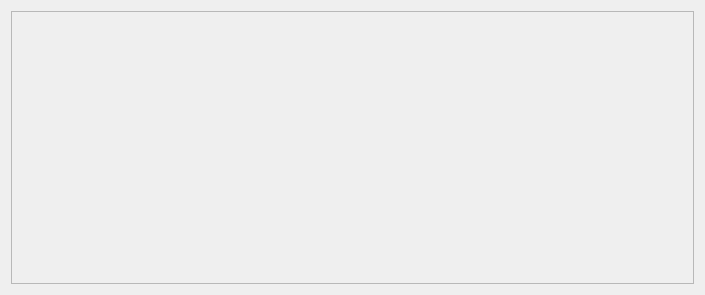
This is rqt_grasp_viewer/ui/RqtGraspViewer.ui in ubi-agni/grasp_visualization as Qt 5 draws it before an edit. The edited form follows.
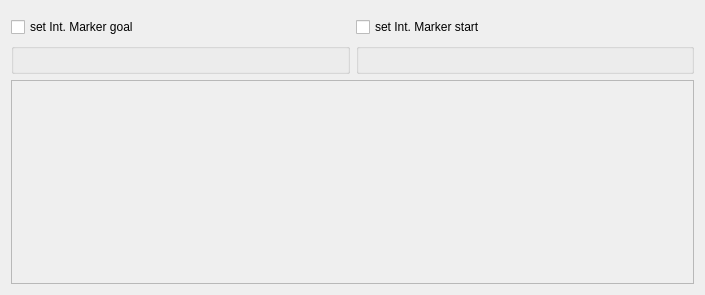
This is the edited form.

Commit message: Added support for interactive_marker update from rqt grasp viewer

Diff of the .ui file:
```diff
--- a/rqt_grasp_viewer/ui/RqtGraspViewer.ui
+++ b/rqt_grasp_viewer/ui/RqtGraspViewer.ui
@@ -30,6 +30,55 @@
      </property>
      <item>
       <layout class="QVBoxLayout" name="verticalLayout">
+       <item>
+        <layout class="QHBoxLayout" name="horizontalLayout_2">
+         <property name="topMargin">
+          <number>6</number>
+         </property>
+         <item>
+          <layout class="QVBoxLayout" name="verticalLayout_2">
+           <item>
+            <widget class="QCheckBox" name="int_mk_goal_chk">
+             <property name="text">
+              <string>set Int. Marker goal</string>
+             </property>
+            </widget>
+           </item>
+           <item>
+            <widget class="QGroupBox" name="groupBoxGoal">
+             <property name="minimumSize">
+              <size>
+               <width>0</width>
+               <height>0</height>
+              </size>
+             </property>
+             <property name="title">
+              <string/>
+             </property>
+            </widget>
+           </item>
+          </layout>
+         </item>
+         <item>
+          <layout class="QVBoxLayout" name="verticalLayout_3">
+           <item>
+            <widget class="QCheckBox" name="int_mk_start_chk">
+             <property name="text">
+              <string>set Int. Marker start</string>
+             </property>
+            </widget>
+           </item>
+           <item>
+            <widget class="QGroupBox" name="groupBoxStart">
+             <property name="title">
+              <string/>
+             </property>
+            </widget>
+           </item>
+          </layout>
+         </item>
+        </layout>
+       </item>
        <item>
         <widget class="QScrollArea" name="scrollArea">
          <property name="verticalScrollBarPolicy">
@@ -44,7 +93,7 @@
             <x>0</x>
             <y>0</y>
             <width>681</width>
-            <height>271</height>
+            <height>204</height>
            </rect>
           </property>
          </widget>
```
The commit also changes 2 other files.
